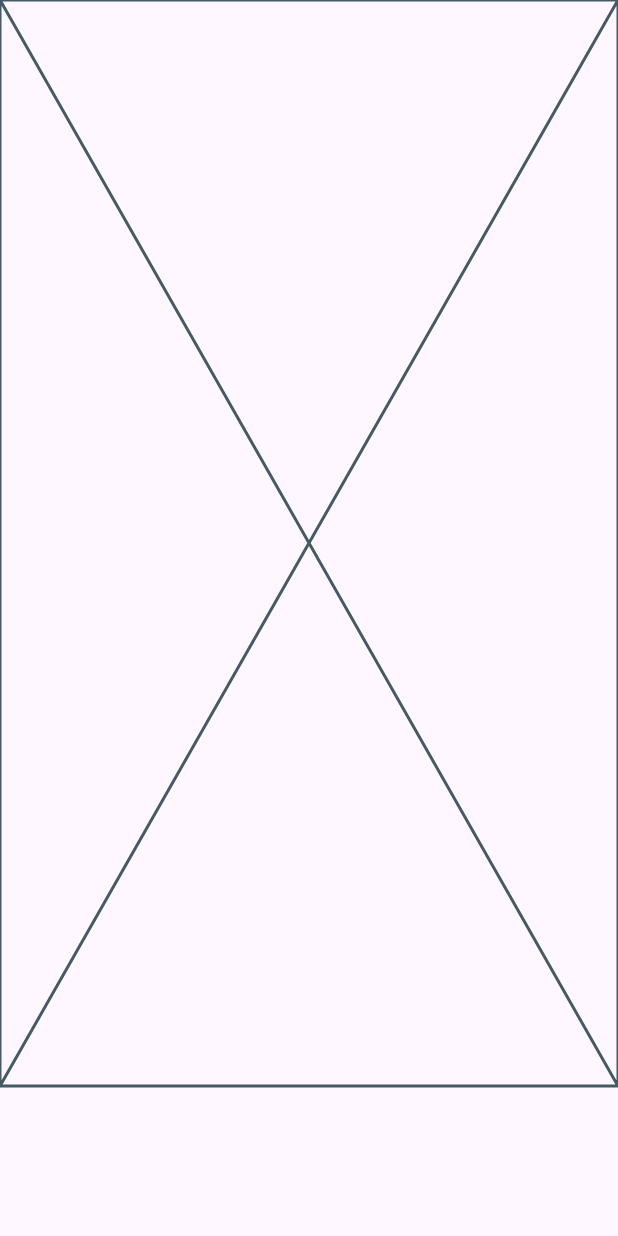
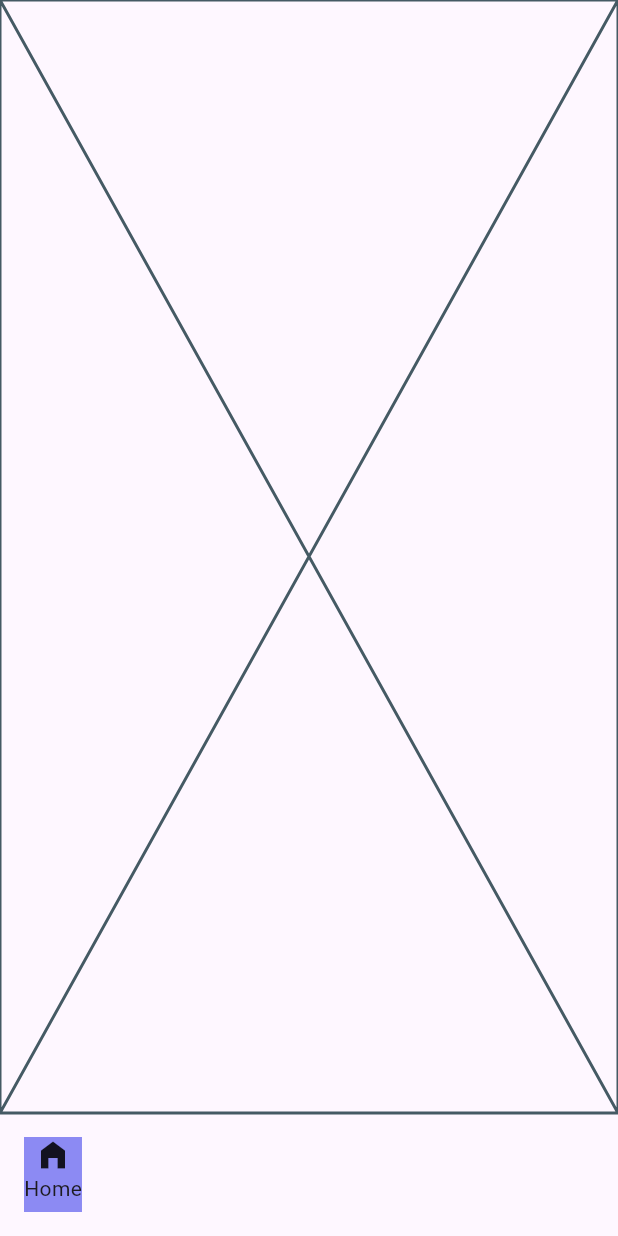
Before and after one commit to JAICHANGPARK/flutter_notebook_chapter_43, a Flutter app: the HabitJournalMainScreen screen opened directly, on a phone screen of 412 x 824 dp. Run offline on Flutter 3.47's test engine with Material 3 defaults, Android fonts, the phone set to English and light mode, and no system bars; our stand-ins replace gap, hugeicons.

Commit message:
Update habit_journal_main_screen.dart

```diff
--- a/lib/ep2173_habit_journal_app/ui/habit_journal_main_screen.dart
+++ b/lib/ep2173_habit_journal_app/ui/habit_journal_main_screen.dart
@@ -1,4 +1,5 @@
 import 'package:flutter/material.dart';
+import 'package:flutter_notebook_chapter_43/ep2173_habit_journal_app/habit_app_theme.dart';
 
 class HabitJournalMainScreen extends StatefulWidget {
   const HabitJournalMainScreen({super.key});
@@ -18,11 +19,27 @@ class _HabitJournalMainScreenState extends State<HabitJournalMainScreen> {
             child: Placeholder(),
           ),
           Container(
-            height: 100,
+            height: 82,
+            padding: EdgeInsets.all(16),
             child: Row(
-              children: [],
+              children: [
+                Container(
+                  decoration: BoxDecoration(
+                    color: HabitAppTheme.primary,
+                  ),
+                  child: Column(
+                    children: [
+                      Icon(
+                        Icons.home_filled,
+                      ),
+                      Text(
+                        "Home",
+                      ),
+                    ],
+                  ),
+                )
+              ],
             ),
-
           )
         ],
       ),
```
